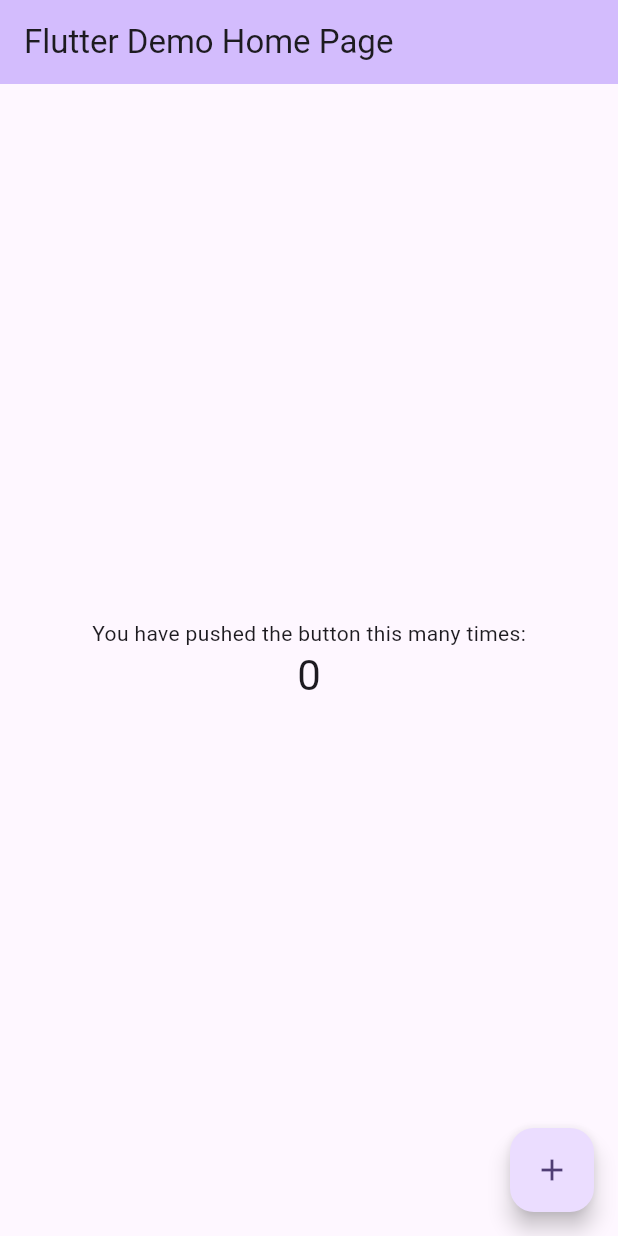
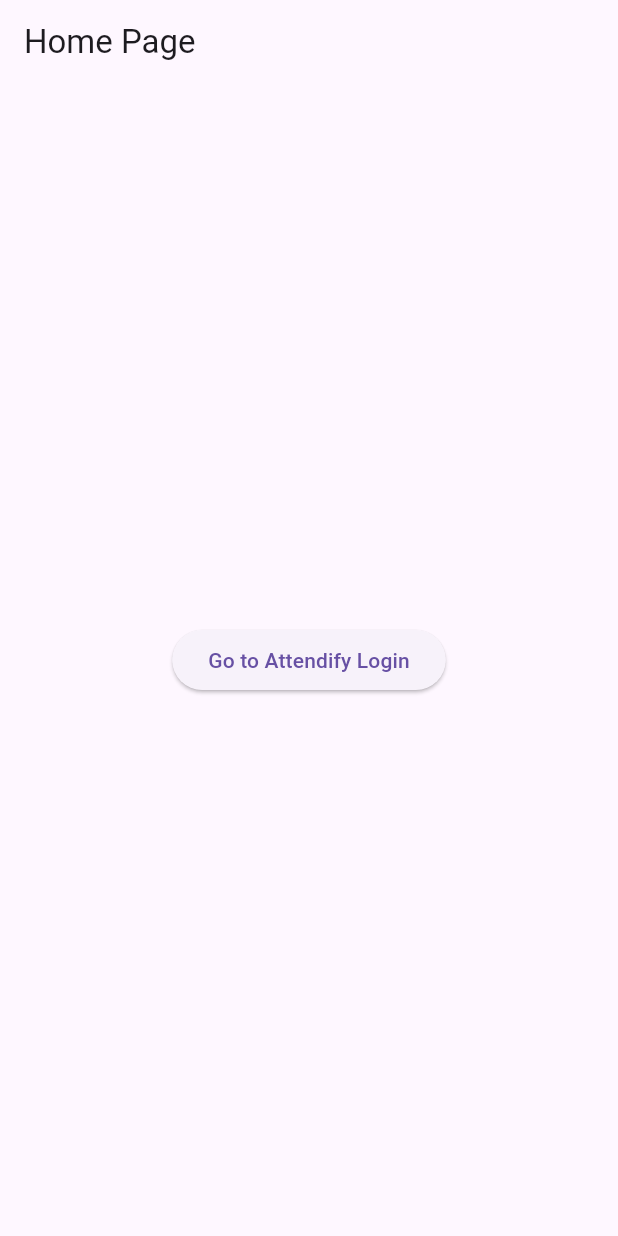
Before and after one commit to Deneth-Kavishka/Attendify-MobileApp, a Flutter app: the screen it shows after launch, on a phone screen of 412 x 824 dp. Run offline on Flutter 3.47's test engine with Material 3 defaults, Android fonts, the phone set to English and light mode, and no system bars.

Commit message:
Ui updated

```diff
--- a/lib/main.dart
+++ b/lib/main.dart
@@ -1,4 +1,5 @@
 import 'package:flutter/material.dart';
+import 'login_page.dart'; // import the login page
 
 void main() {
   runApp(const MyApp());
@@ -7,116 +8,35 @@ void main() {
 class MyApp extends StatelessWidget {
   const MyApp({super.key});
 
-  // This widget is the root of your application.
   @override
   Widget build(BuildContext context) {
     return MaterialApp(
-      title: 'Flutter Demo',
-      theme: ThemeData(
-        // This is the theme of your application.
-        //
-        // TRY THIS: Try running your application with "flutter run". You'll see
-        // the application has a purple toolbar. Then, without quitting the app,
-        // try changing the seedColor in the colorScheme below to Colors.green
-        // and then invoke "hot reload" (save your changes or press the "hot
-        // reload" button in a Flutter-supported IDE, or press "r" if you used
-        // the command line to start the app).
-        //
-        // Notice that the counter didn't reset back to zero; the application
-        // state is not lost during the reload. To reset the state, use hot
-        // restart instead.
-        //
-        // This works for code too, not just values: Most code changes can be
-        // tested with just a hot reload.
-        colorScheme: ColorScheme.fromSeed(seedColor: Colors.deepPurple),
-      ),
-      home: const MyHomePage(title: 'Flutter Demo Home Page'),
+      debugShowCheckedModeBanner: false,
+      title: 'Attendance App',
+      theme: ThemeData(useMaterial3: true),
+      home: const HomePage(),
     );
   }
 }
 
-class MyHomePage extends StatefulWidget {
-  const MyHomePage({super.key, required this.title});
-
-  // This widget is the home page of your application. It is stateful, meaning
-  // that it has a State object (defined below) that contains fields that affect
-  // how it looks.
-
-  // This class is the configuration for the state. It holds the values (in this
-  // case the title) provided by the parent (in this case the App widget) and
-  // used by the build method of the State. Fields in a Widget subclass are
-  // always marked "final".
-
-  final String title;
-
-  @override
-  State<MyHomePage> createState() => _MyHomePageState();
-}
-
-class _MyHomePageState extends State<MyHomePage> {
-  int _counter = 0;
-
-  void _incrementCounter() {
-    setState(() {
-      // This call to setState tells the Flutter framework that something has
-      // changed in this State, which causes it to rerun the build method below
-      // so that the display can reflect the updated values. If we changed
-      // _counter without calling setState(), then the build method would not be
-      // called again, and so nothing would appear to happen.
-      _counter++;
-    });
-  }
+class HomePage extends StatelessWidget {
+  const HomePage({super.key});
 
   @override
   Widget build(BuildContext context) {
-    // This method is rerun every time setState is called, for instance as done
-    // by the _incrementCounter method above.
-    //
-    // The Flutter framework has been optimized to make rerunning build methods
-    // fast, so that you can just rebuild anything that needs updating rather
-    // than having to individually change instances of widgets.
     return Scaffold(
-      appBar: AppBar(
-        // TRY THIS: Try changing the color here to a specific color (to
-        // Colors.amber, perhaps?) and trigger a hot reload to see the AppBar
-        // change color while the other colors stay the same.
-        backgroundColor: Theme.of(context).colorScheme.inversePrimary,
-        // Here we take the value from the MyHomePage object that was created by
-        // the App.build method, and use it to set our appbar title.
-        title: Text(widget.title),
-      ),
+      appBar: AppBar(title: const Text("Home Page")),
       body: Center(
-        // Center is a layout widget. It takes a single child and positions it
-        // in the middle of the parent.
-        child: Column(
-          // Column is also a layout widget. It takes a list of children and
-          // arranges them vertically. By default, it sizes itself to fit its
-          // children horizontally, and tries to be as tall as its parent.
-          //
-          // Column has various properties to control how it sizes itself and
-          // how it positions its children. Here we use mainAxisAlignment to
-          // center the children vertically; the main axis here is the vertical
-          // axis because Columns are vertical (the cross axis would be
-          // horizontal).
-          //
-          // TRY THIS: Invoke "debug painting" (choose the "Toggle Debug Paint"
-          // action in the IDE, or press "p" in the console), to see the
-          // wireframe for each widget.
-          mainAxisAlignment: MainAxisAlignment.center,
-          children: <Widget>[
-            const Text('You have pushed the button this many times:'),
-            Text(
-              '$_counter',
-              style: Theme.of(context).textTheme.headlineMedium,
-            ),
-          ],
+        child: ElevatedButton(
+          child: const Text("Go to Attendify Login"),
+          onPressed: () {
+            Navigator.push(
+              context,
+              MaterialPageRoute(builder: (context) => const LoginPage()),
+            );
+          },
         ),
       ),
-      floatingActionButton: FloatingActionButton(
-        onPressed: _incrementCounter,
-        tooltip: 'Increment',
-        child: const Icon(Icons.add),
-      ), // This trailing comma makes auto-formatting nicer for build methods.
     );
   }
 }
```
Also changed, not shown: lib/login_page.dart (added, +122 -0 lines).
